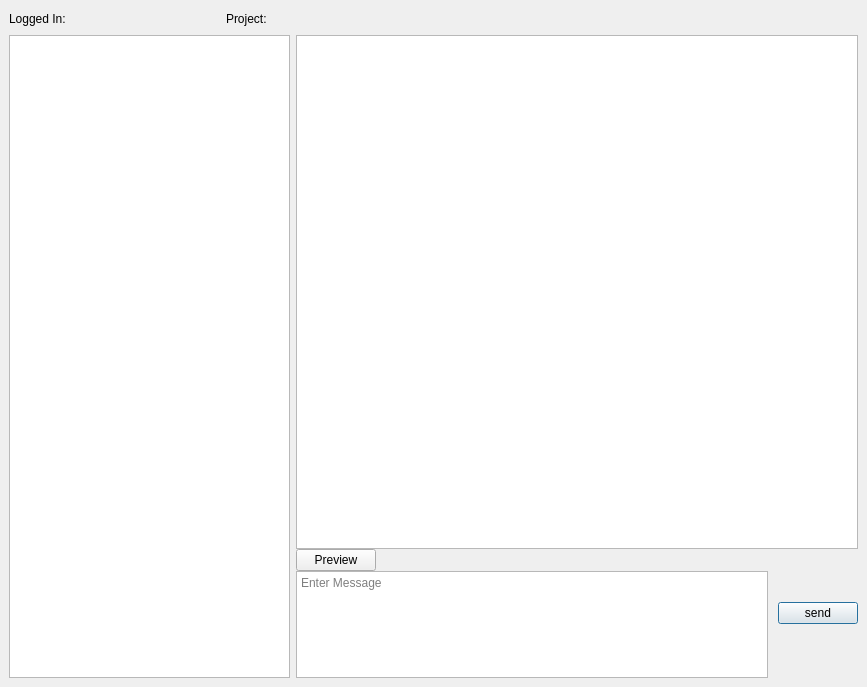
Open-MSS/MSS, file mslib/msui/ui/ui_mscolab_project_window.ui: the form before one commit.
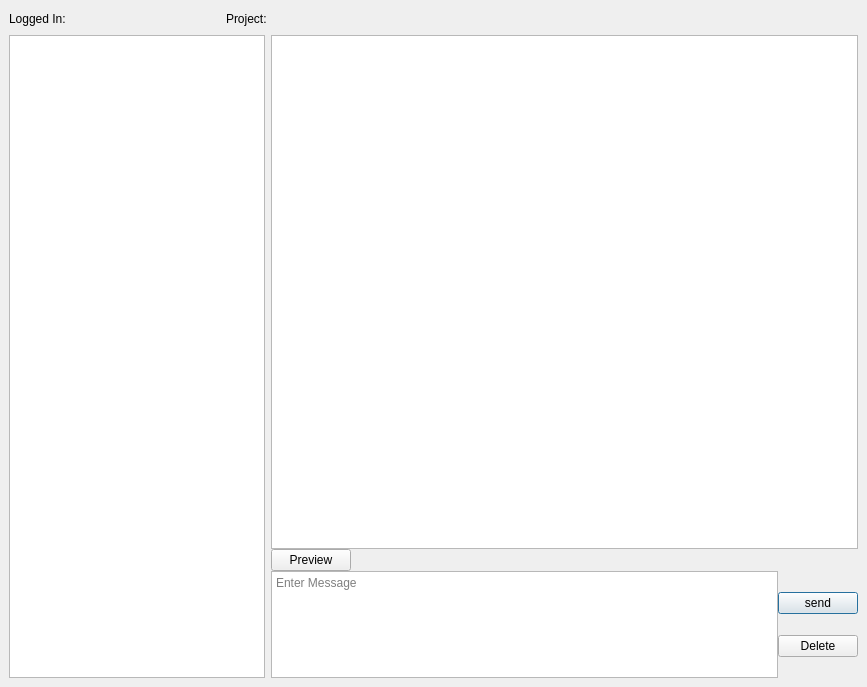
The form after the commit.

Commit message: added header and link markdown support in mscolab chat and completed transition of version history to separate window

```diff
--- a/mslib/msui/ui/ui_mscolab_project_window.ui
+++ b/mslib/msui/ui/ui_mscolab_project_window.ui
@@ -79,7 +79,7 @@
        </layout>
       </item>
       <item>
-       <layout class="QHBoxLayout" name="horizontalLayout_4" stretch="1,2">
+       <layout class="QHBoxLayout" name="horizontalLayout_4" stretch="0,1">
         <property name="spacing">
          <number>-1</number>
         </property>
@@ -121,23 +121,12 @@
            </widget>
           </item>
           <item>
+           <layout class="QVBoxLayout" name="verticalLayout_2">
+            <property name="spacing">
+             <number>0</number>
+            </property>
+            <item>
            <layout class="QHBoxLayout" name="horizontalLayout_2">
-            <property name="spacing">
-             <number>10</number>
-            </property>
-            <item>
-             <layout class="QVBoxLayout" name="verticalLayout">
-              <property name="spacing">
-               <number>0</number>
-              </property>
-              <item>
-               <layout class="QHBoxLayout" name="horizontalLayout">
-                <property name="spacing">
-                 <number>0</number>
-                </property>
-                <property name="leftMargin">
-                 <number>0</number>
-                </property>
                 <item>
                  <widget class="QPushButton" name="previewBtn">
                   <property name="text">
@@ -170,6 +159,11 @@
                </layout>
               </item>
               <item>
+             <layout class="QHBoxLayout" name="horizontalLayout">
+              <property name="spacing">
+               <number>0</number>
+              </property>
+              <item>
                <widget class="QTextEdit" name="messageText">
                 <property name="acceptRichText">
                  <bool>false</bool>
@@ -179,8 +173,8 @@
                 </property>
                </widget>
               </item>
-             </layout>
-            </item>
+              <item>
+               <layout class="QVBoxLayout" name="verticalLayout">
             <item>
              <widget class="QPushButton" name="sendMessage">
               <property name="text">
@@ -190,6 +184,17 @@
                <bool>true</bool>
               </property>
              </widget>
+                </item>
+                <item>
+                 <widget class="QPushButton" name="deleteMessageBtn">
+                  <property name="text">
+                   <string>Delete</string>
+                  </property>
+                 </widget>
+                </item>
+               </layout>
+              </item>
+             </layout>
             </item>
            </layout>
           </item>
```
Left out of the diff: 3 changed lines with no effect on the pictures. Lines whose indentation alone changed are shown as unchanged. The commit also changes 17 other files.
